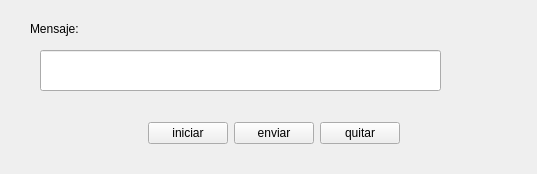
Old version of the form QT proyects/Server/widget.ui in the repository valeriam07/Datos-II.
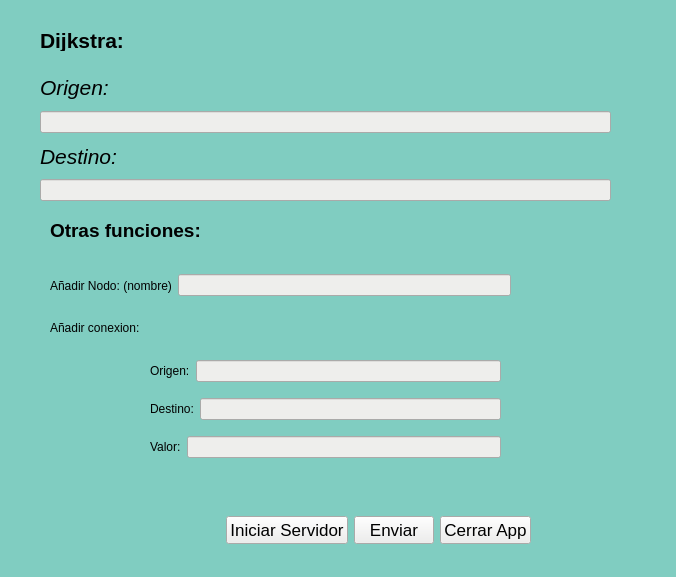
New version of the form.

```diff
--- a/QT proyects/Server/widget.ui
+++ b/QT proyects/Server/widget.ui
@@ -6,43 +6,23 @@
    <rect>
     <x>0</x>
     <y>0</y>
-    <width>537</width>
-    <height>174</height>
+    <width>676</width>
+    <height>577</height>
    </rect>
   </property>
   <property name="windowTitle">
    <string>Widget</string>
   </property>
-  <widget class="QLineEdit" name="msj">
-   <property name="geometry">
-    <rect>
-     <x>40</x>
-     <y>50</y>
-     <width>401</width>
-     <height>41</height>
-    </rect>
-   </property>
-  </widget>
-  <widget class="QLabel" name="label">
-   <property name="geometry">
-    <rect>
-     <x>30</x>
-     <y>20</y>
-     <width>67</width>
-     <height>17</height>
-    </rect>
-   </property>
-   <property name="text">
-    <string>Mensaje:</string>
-   </property>
-  </widget>
+  <property name="styleSheet">
+   <string notr="true">background-color: rgb(128, 205, 193);</string>
+  </property>
   <widget class="QWidget" name="layoutWidget">
    <property name="geometry">
     <rect>
-     <x>100</x>
-     <y>120</y>
-     <width>300</width>
-     <height>27</height>
+     <x>140</x>
+     <y>510</y>
+     <width>391</width>
+     <height>41</height>
     </rect>
    </property>
    <layout class="QHBoxLayout" name="horizontalLayout">
@@ -61,22 +41,244 @@
     </item>
     <item>
      <widget class="QPushButton" name="iniciar">
+      <property name="font">
+       <font>
+        <pointsize>13</pointsize>
+       </font>
+      </property>
+      <property name="styleSheet">
+       <string notr="true">background-color: rgb(238, 238, 236);</string>
+      </property>
       <property name="text">
-       <string>iniciar</string>
+       <string>Iniciar Servidor</string>
       </property>
      </widget>
     </item>
     <item>
      <widget class="QPushButton" name="enviar">
+      <property name="font">
+       <font>
+        <pointsize>13</pointsize>
+       </font>
+      </property>
+      <property name="styleSheet">
+       <string notr="true">background-color: rgb(238, 238, 236);</string>
+      </property>
       <property name="text">
-       <string>enviar</string>
+       <string>Enviar</string>
       </property>
      </widget>
     </item>
     <item>
      <widget class="QPushButton" name="quitar">
+      <property name="font">
+       <font>
+        <pointsize>13</pointsize>
+       </font>
+      </property>
+      <property name="styleSheet">
+       <string notr="true">background-color: rgb(238, 238, 236);</string>
+      </property>
       <property name="text">
-       <string>quitar</string>
+       <string>Cerrar App</string>
+      </property>
+     </widget>
+    </item>
+   </layout>
+  </widget>
+  <widget class="QLabel" name="label_3">
+   <property name="geometry">
+    <rect>
+     <x>50</x>
+     <y>220</y>
+     <width>171</width>
+     <height>21</height>
+    </rect>
+   </property>
+   <property name="font">
+    <font>
+     <pointsize>14</pointsize>
+     <weight>75</weight>
+     <italic>false</italic>
+     <bold>true</bold>
+    </font>
+   </property>
+   <property name="text">
+    <string>Otras funciones:</string>
+   </property>
+  </widget>
+  <widget class="QLabel" name="label_5">
+   <property name="geometry">
+    <rect>
+     <x>50</x>
+     <y>320</y>
+     <width>131</width>
+     <height>16</height>
+    </rect>
+   </property>
+   <property name="text">
+    <string>Añadir conexion:  </string>
+   </property>
+  </widget>
+  <widget class="QLabel" name="label_9">
+   <property name="geometry">
+    <rect>
+     <x>40</x>
+     <y>30</y>
+     <width>131</width>
+     <height>21</height>
+    </rect>
+   </property>
+   <property name="font">
+    <font>
+     <pointsize>16</pointsize>
+     <weight>75</weight>
+     <bold>true</bold>
+    </font>
+   </property>
+   <property name="text">
+    <string>Dijkstra:</string>
+   </property>
+  </widget>
+  <widget class="QWidget" name="">
+   <property name="geometry">
+    <rect>
+     <x>40</x>
+     <y>70</y>
+     <width>571</width>
+     <height>131</height>
+    </rect>
+   </property>
+   <layout class="QVBoxLayout" name="verticalLayout">
+    <item>
+     <widget class="QLabel" name="label">
+      <property name="font">
+       <font>
+        <pointsize>16</pointsize>
+        <italic>true</italic>
+       </font>
+      </property>
+      <property name="text">
+       <string>Origen:</string>
+      </property>
+     </widget>
+    </item>
+    <item>
+     <widget class="QLineEdit" name="msj">
+      <property name="styleSheet">
+       <string notr="true">background-color: rgb(238, 238, 236);</string>
+      </property>
+     </widget>
+    </item>
+    <item>
+     <widget class="QLabel" name="label_2">
+      <property name="font">
+       <font>
+        <pointsize>16</pointsize>
+        <italic>true</italic>
+       </font>
+      </property>
+      <property name="text">
+       <string>Destino:</string>
+      </property>
+     </widget>
+    </item>
+    <item>
+     <widget class="QLineEdit" name="msj_2">
+      <property name="styleSheet">
+       <string notr="true">background-color: rgb(238, 238, 236);</string>
+      </property>
+     </widget>
+    </item>
+   </layout>
+  </widget>
+  <widget class="QWidget" name="">
+   <property name="geometry">
+    <rect>
+     <x>150</x>
+     <y>350</y>
+     <width>351</width>
+     <height>121</height>
+    </rect>
+   </property>
+   <layout class="QVBoxLayout" name="verticalLayout_2">
+    <item>
+     <layout class="QHBoxLayout" name="horizontalLayout_2">
+      <item>
+       <widget class="QLabel" name="label_6">
+        <property name="text">
+         <string>Origen:</string>
+        </property>
+       </widget>
+      </item>
+      <item>
+       <widget class="QLineEdit" name="lineEdit_2">
+        <property name="styleSheet">
+         <string notr="true">background-color: rgb(238, 238, 236);</string>
+        </property>
+       </widget>
+      </item>
+     </layout>
+    </item>
+    <item>
+     <layout class="QHBoxLayout" name="horizontalLayout_3">
+      <item>
+       <widget class="QLabel" name="label_7">
+        <property name="text">
+         <string>Destino:</string>
+        </property>
+       </widget>
+      </item>
+      <item>
+       <widget class="QLineEdit" name="lineEdit_3">
+        <property name="styleSheet">
+         <string notr="true">background-color: rgb(238, 238, 236);</string>
+        </property>
+       </widget>
+      </item>
+     </layout>
+    </item>
+    <item>
+     <layout class="QHBoxLayout" name="horizontalLayout_4">
+      <item>
+       <widget class="QLabel" name="label_8">
+        <property name="text">
+         <string>Valor:</string>
+        </property>
+       </widget>
+      </item>
+      <item>
+       <widget class="QLineEdit" name="lineEdit_4">
+        <property name="styleSheet">
+         <string notr="true">background-color: rgb(238, 238, 236);</string>
+        </property>
+       </widget>
+      </item>
+     </layout>
+    </item>
+   </layout>
+  </widget>
+  <widget class="QWidget" name="">
+   <property name="geometry">
+    <rect>
+     <x>50</x>
+     <y>260</y>
+     <width>461</width>
+     <height>51</height>
+    </rect>
+   </property>
+   <layout class="QHBoxLayout" name="horizontalLayout_5">
+    <item>
+     <widget class="QLabel" name="label_4">
+      <property name="text">
+       <string>Añadir Nodo: (nombre)</string>
+      </property>
+     </widget>
+    </item>
+    <item>
+     <widget class="QLineEdit" name="lineEdit">
+      <property name="styleSheet">
+       <string notr="true">background-color: rgb(238, 238, 236);</string>
       </property>
      </widget>
     </item>
```
